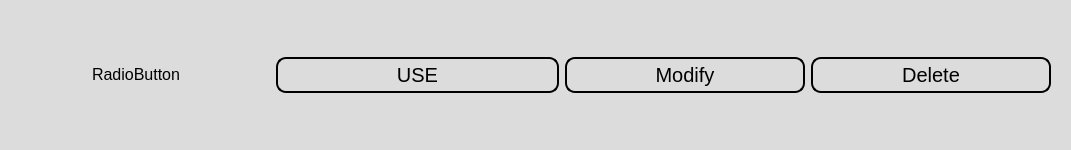
This is ui/automate_select.ui in Achu-Worifung/quickMove as Qt 5 draws it before an edit. The edited form follows.
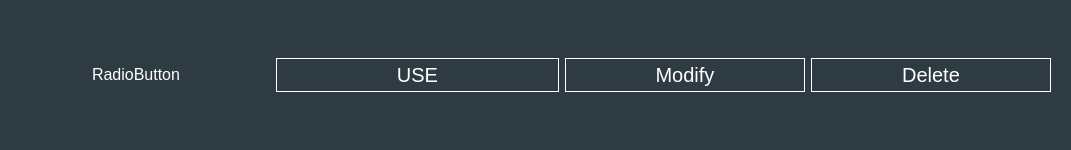
This is the edited form. Icons and pictures are not drawn.

Diff of the .ui file:
```diff
--- a/ui/automate_select.ui
+++ b/ui/automate_select.ui
@@ -20,9 +20,8 @@
    <string>Form</string>
   </property>
   <property name="styleSheet">
-   <string notr="true">background-color: rgb(220, 220, 220);
-border-color: rgb(192, 192, 192);
-border-radius: 10px;</string>
+   <string notr="true">color:rgb(255, 255, 255);
+background-color:rgb(47, 59, 66);</string>
   </property>
   <layout class="QHBoxLayout" name="horizontalLayout">
    <item>
@@ -53,6 +52,10 @@
           <pointsize>12</pointsize>
          </font>
         </property>
+        <property name="styleSheet">
+         <string notr="true">border:none
+</string>
+        </property>
         <property name="text">
          <string>RadioButton</string>
         </property>
@@ -73,16 +76,22 @@
    </item>
    <item>
     <widget class="QWidget" name="widget_2" native="true">
+     <property name="styleSheet">
+      <string notr="true">QPushButton{
+    border-style: outset;
+    border-width: 1px;
+    border-radius: 0px;
+    border-color: white;
+    padding: 4px;
+font:20px;
+
+}</string>
+     </property>
      <layout class="QHBoxLayout" name="horizontalLayout_3">
       <item>
        <widget class="QPushButton" name="use">
         <property name="styleSheet">
-         <string notr="true">    border-style: outset;
-    border-width: 2px;
-    border-radius: 10px;
-    border-color: black;
-    padding: 4px;
-font:20px</string>
+         <string notr="true"/>
         </property>
         <property name="text">
          <string>USE</string>
@@ -117,12 +126,7 @@
          <cursorShape>PointingHandCursor</cursorShape>
         </property>
         <property name="styleSheet">
-         <string notr="true">    border-style: outset;
-    border-width: 2px;
-    border-radius: 10px;
-    border-color: black;
-    padding: 4px;
-font:20px</string>
+         <string notr="true"/>
         </property>
         <property name="text">
          <string>Modify</string>
@@ -151,12 +155,7 @@
          <cursorShape>PointingHandCursor</cursorShape>
         </property>
         <property name="styleSheet">
-         <string notr="true">    border-style: outset;
-    border-width: 2px;
-    border-radius: 10px;
-    border-color: black;
-    padding: 4px;
-font:20px</string>
+         <string notr="true"/>
         </property>
         <property name="text">
          <string>Delete</string>
```
